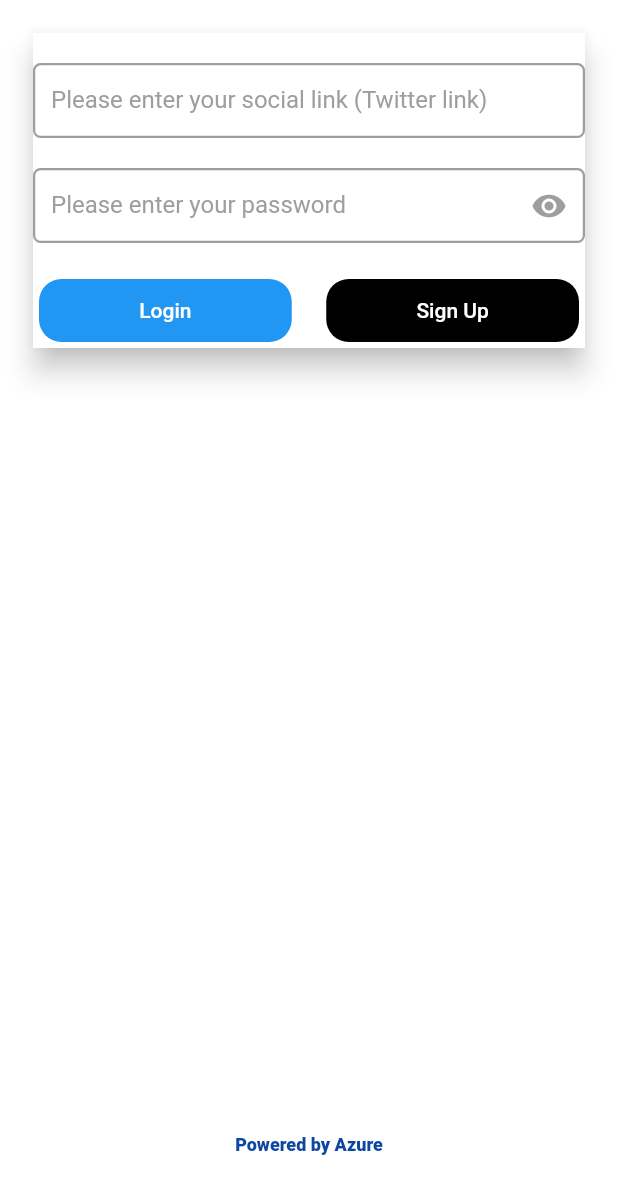
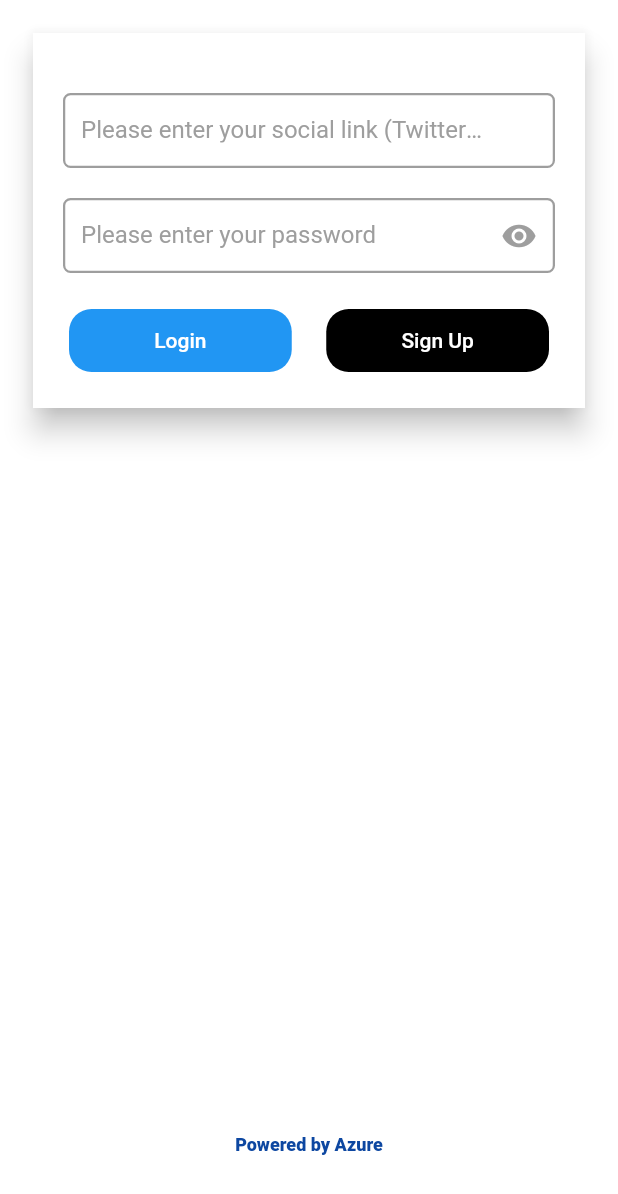
Before and after one commit to Algure/Follow-Me, a Flutter app: the first screen one second after launch, on a phone screen of 412 x 824 dp. Shown: the top 1194 px of the screen. Run offline on Flutter 3.47's test engine with Material 2 defaults, Android fonts, the phone set to English and light mode, and no system bars; drawn by our look-alikes of overlay_support; our stand-ins replace carousel_slider, connectivity, flutter_easyloading, flutter_progress_hud, pull_to_refresh, shared_preferences.

Commit message:
adapted views to screen size

```diff
--- a/lib/custom_widgets/profile_list.dart
+++ b/lib/custom_widgets/profile_list.dart
@@ -28,7 +28,7 @@ class ProfileLitem extends StatelessWidget {
             },
             child: ListTile(
               leading: Hero(
-                tag: profile.id!,
+                tag: profile.id!??'',
                 child: Container(
                   height: 50,
                   width: 50,
--- a/lib/screens/description_screen.dart
+++ b/lib/screens/description_screen.dart
@@ -48,7 +48,7 @@ class _State extends State<DescriptionScreen> {
                 Container(
                   margin: EdgeInsets.only(top: 50),
                   child: Hero(
-                    tag: widget.profile.id.toString()??'',
+                    tag: widget.profile.id.toString(),
                     child: ClipOval(
                         child: Image.asset(kAvatarList[int.tryParse(widget.profile.pic.toString())??0], height: MediaQuery.of(context).size.height*0.2,)
                     ),
@@ -102,7 +102,7 @@ class _State extends State<DescriptionScreen> {
   void _setSocialIcon() {
     String? iconString= _getImageIcon(widget.profile.link??'');
     if(iconString==null){
-      _socialIcon=Image.asset('images/twitter.png'??'', height: 20, width: 20,);
+      _socialIcon=Image.asset('images/twitter.png', height: 20, width: 20,);
       return;
     }
     if(_iconString!=iconString){
--- a/lib/screens/login_screen.dart
+++ b/lib/screens/login_screen.dart
@@ -53,6 +53,8 @@ class _LoginScreenState extends State<LoginScreen> {
       backgroundColor: Colors.white,
       body: Padding(
         padding: const EdgeInsets.all(18.0),
+        child: Container(
+          width: double.infinity,
           child: Column(
             mainAxisAlignment: MainAxisAlignment.center,
             crossAxisAlignment: CrossAxisAlignment.center,
@@ -65,8 +67,10 @@ class _LoginScreenState extends State<LoginScreen> {
                     constraints: BoxConstraints(
                       maxWidth: 500
                     ),
+                    padding: EdgeInsets.all(20),
                     color: Colors.white,
                     child: Column(
+                      crossAxisAlignment: CrossAxisAlignment.center,
                       children: [
                         Hero(
                           tag: 'fologo',
@@ -191,6 +195,7 @@ class _LoginScreenState extends State<LoginScreen> {
               SizedBox(height: 20,),
 
             ],
+          ),
         ),
       ),
     );
--- a/lib/screens/profile_screen.dart
+++ b/lib/screens/profile_screen.dart
@@ -107,9 +107,6 @@ class _ProfileScreenState extends State<ProfileScreen> {
                                           text: _fname
                                       ),
                                       onEditingComplete: (){
-                                        // setState(() {
-                                        //   _fnameFocus.unfocus();
-                                        // });
                                       },
                                       inputFormatters:[
                                         LengthLimitingTextInputFormatter(nameLength)
--- a/lib/utilities/azure.dart
+++ b/lib/utilities/azure.dart
@@ -33,6 +33,7 @@ class AzureSingle {
     String message='';
     String sendUrl = '$functionsEndPoint/api/Login?link=$link&pass=$password';
     Request req = Request('POST', Uri.parse(sendUrl));
+    print(sendUrl);
     await req.send().then((value) async {
       message= await value.stream.bytesToString();
       print('login result:  ${value.statusCode},  ${message},  ${value.toString()},  ${value.reasonPhrase.toString()}');
```
Also changed, not shown: lib/screens/home_screen.dart (+7 -6 lines). Lines whose indentation alone changed are shown as unchanged.
